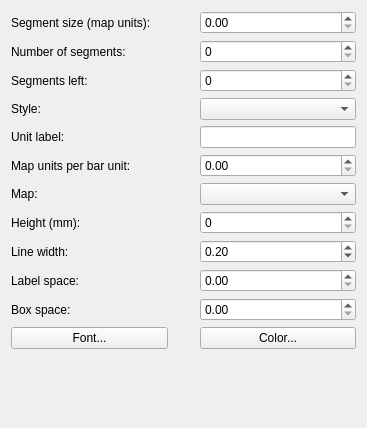
First picture: the form in src/ui/qgscomposerscalebarwidgetbase.ui, repository qgis/QGIS, before the edit.
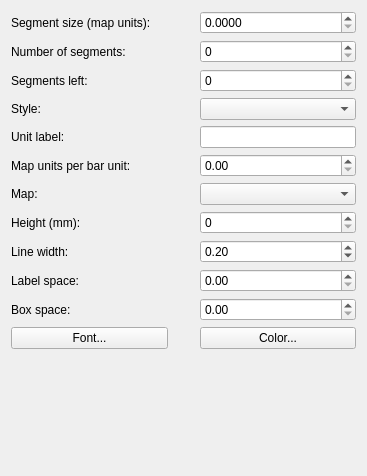
Second picture: the form after the edit.

Commit message: more decimals for composer scalebar segments

```diff
--- a/src/ui/qgscomposerscalebarwidgetbase.ui
+++ b/src/ui/qgscomposerscalebarwidgetbase.ui
@@ -6,7 +6,7 @@
     <x>0</x>
     <y>0</y>
     <width>367</width>
-    <height>428</height>
+    <height>476</height>
    </rect>
   </property>
   <property name="sizePolicy" >
@@ -31,6 +31,9 @@
    </item>
    <item row="0" column="2" >
     <widget class="QDoubleSpinBox" name="mSegmentSizeSpinBox" >
+     <property name="decimals" >
+      <number>4</number>
+     </property>
      <property name="maximum" >
       <double>9999999999999.000000000000000</double>
      </property>
```
